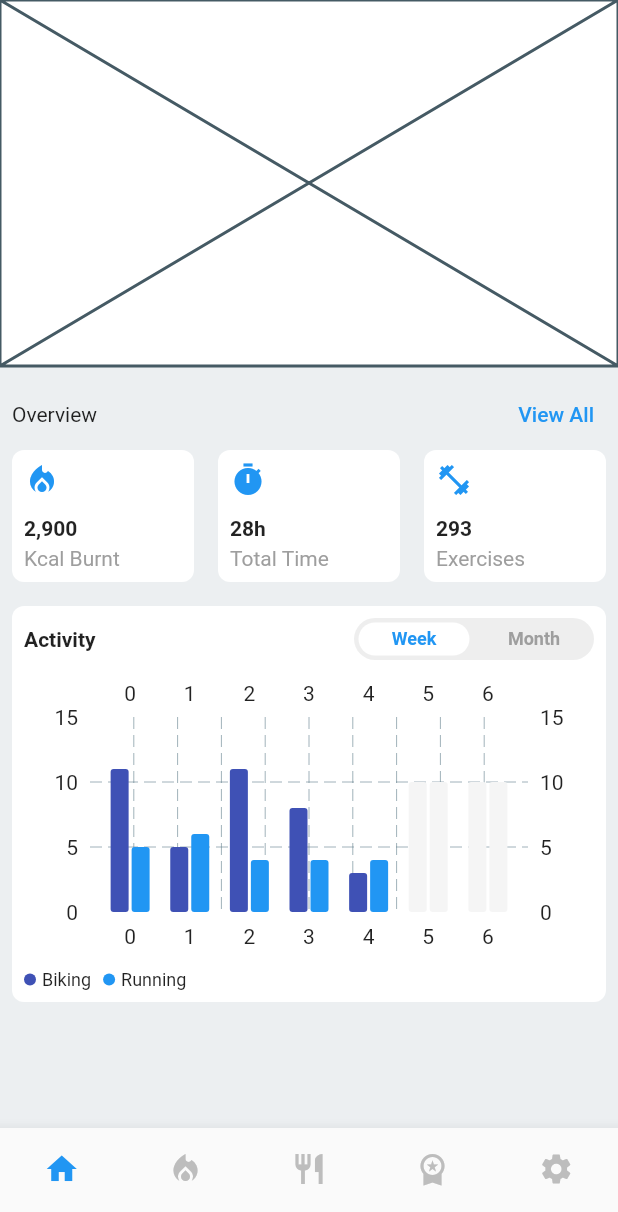
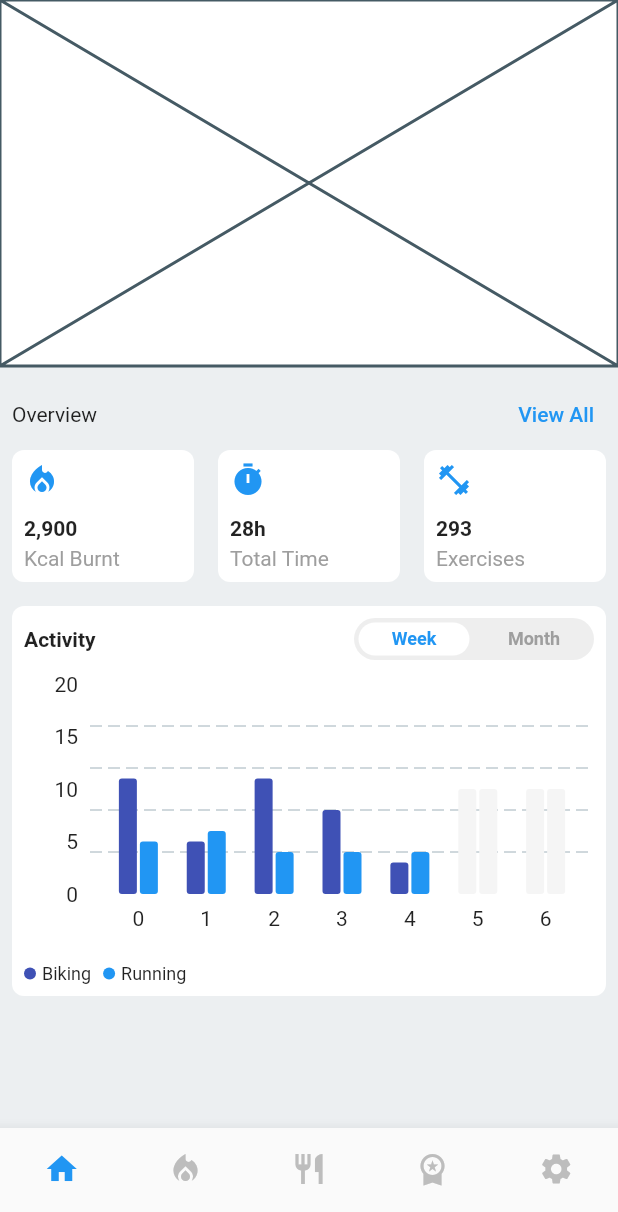
Before and after one commit to JAICHANGPARK/flutter_notebook_19th_story, a Flutter app: the FitnessMobileMainPage screen opened directly, on a phone screen of 412 x 824 dp, the part 24-1236 px from its top. Run offline on Flutter 3.47's test engine with Material 2 defaults, Android fonts, the phone set to English and light mode, and no system bars; drawn by our look-alikes of fl_chart; our stand-ins replace bubble_tab_indicator, cached_network_image, countup, flutter_riverpod, freezed_annotation, smooth_page_indicator and 1 more; network calls fail.

Commit message:
Update fitness_home_widget.dart

```diff
--- a/lib/ep1143_fitness_mobile_app/src/ui/widget/fitness_home_widget.dart
+++ b/lib/ep1143_fitness_mobile_app/src/ui/widget/fitness_home_widget.dart
@@ -236,15 +236,24 @@ class _FitnessHomeWidgetState extends State<FitnessHomeWidget> {
                       ],
                     ),
                     Padding(
-                      padding: const EdgeInsets.symmetric(vertical: 8),
-                      child: Container(
-                        height: 190,
+                      padding: const EdgeInsets.symmetric(vertical: 16),
+                      child: SizedBox(
+                        height: 170,
                         child: BarChart(
                           BarChartData(
                             borderData: FlBorderData(
                               show: false,
                             ),
-                            maxY: 15,
+                            titlesData: FlTitlesData(
+                              rightTitles: AxisTitles(),
+                              topTitles: AxisTitles(),
+                            ),
+                            gridData: FlGridData(
+                              show: true,
+                              drawVerticalLine: false,
+                              horizontalInterval: 4
+                            ),
+                            maxY: 20,
                             barGroups: [
                               BarChartGroupData(
                                 x: 0,
```
